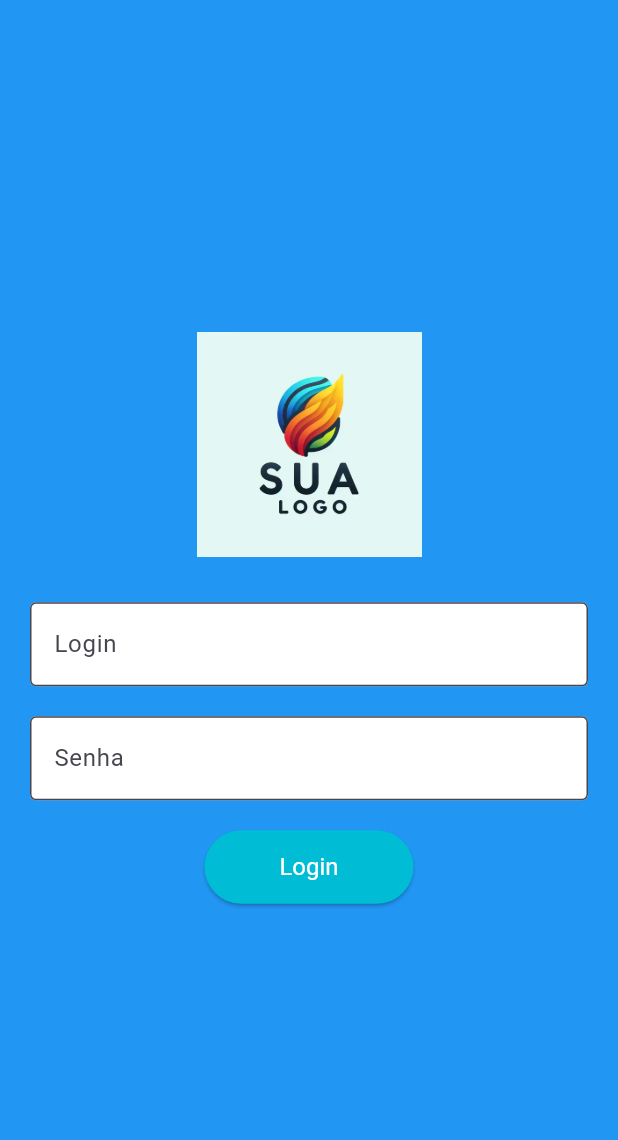
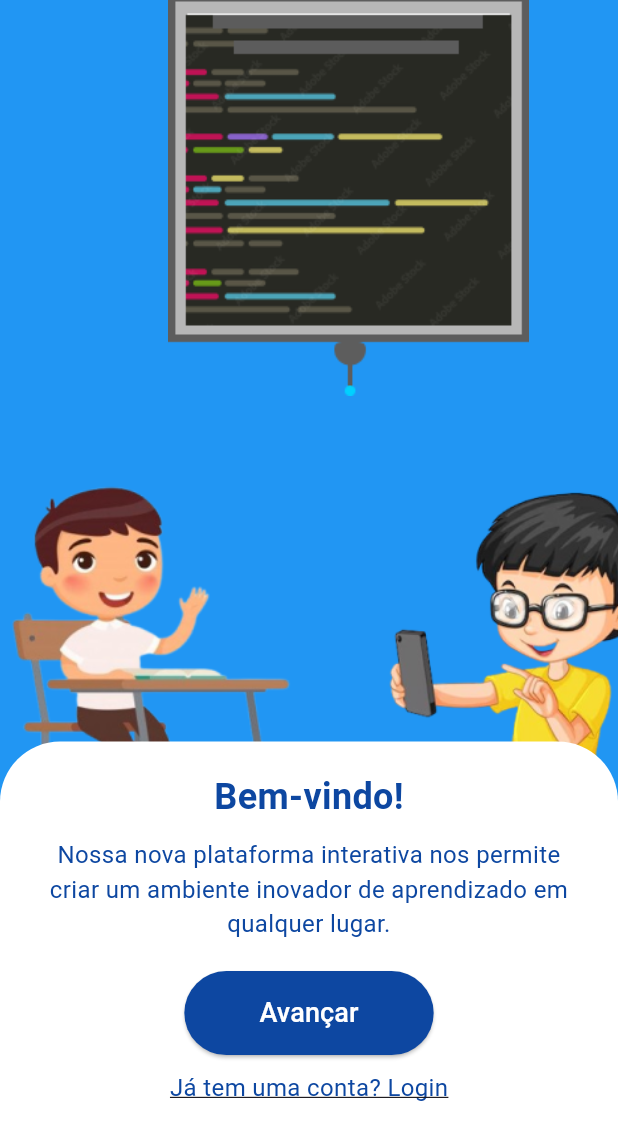
Before and after one commit to marandu-solutions/pyml_deploy, a Flutter app: the screen it shows after launch, on a phone screen of 412 x 824 dp. Shown: the top 1140 px of the screen. Run offline on Flutter 3.47's test engine with Material 3 defaults, Android fonts, the phone set to English and light mode, and no system bars.

Commit message:
refactor:alteraçao nas telas de login e cadastro

```diff
--- a/lib/LoginPage/login_page.dart
+++ /dev/null
@@ -1,63 +0,0 @@
-import 'package:flutter/material.dart';
-
-class LoginPage extends StatelessWidget {
-  @override
-  Widget build(BuildContext context) {
-    return Scaffold(
-      body: Container(
-        color: Colors.blue, // Cor de fundo azul
-        child: Center(
-          child: Padding(
-            padding: const EdgeInsets.all(20.0),
-            child: Column(
-              mainAxisAlignment: MainAxisAlignment.center,
-              children: [
-                // Logo no topo
-                Image.asset(
-                  'assets/img.png', // Certifique-se de ter uma imagem chamada 'img.png' na pasta 'assets'
-                  width: 150,
-                  height: 150,
-                ),
-                SizedBox(height: 30),
-                // Campo de login
-                TextField(
-                  decoration: InputDecoration(
-                    labelText: 'Login',
-                    filled: true,
-                    fillColor: Colors.white,
-                    border: OutlineInputBorder(),
-                  ),
-                ),
-                SizedBox(height: 20),
-                // Campo de senha
-                TextField(
-                  obscureText: true,
-                  decoration: InputDecoration(
-                    labelText: 'Senha',
-                    filled: true,
-                    fillColor: Colors.white,
-                    border: OutlineInputBorder(),
-                  ),
-                ),
-                SizedBox(height: 20),
-                // Botão de login
-                ElevatedButton(
-                  onPressed: () {
-                    // Adicione a lógica de login aqui
-                  },
-                  child: Text('Login'),
-                  style: ElevatedButton.styleFrom(
-                    backgroundColor: Colors.cyan, // Cor de fundo do botão
-                    foregroundColor: Colors.white, // Cor do texto do botão
-                    padding: EdgeInsets.symmetric(horizontal: 50, vertical: 15),
-                    textStyle: TextStyle(fontSize: 16),
-                  ),
-                ),
-              ],
-            ),
-          ),
-        ),
-      ),
-    );
-  }
-}
--- /dev/null
+++ b/lib/Pages/Initial Page/initial_page.dart
@@ -0,0 +1,130 @@
+import 'package:flutter/material.dart';
+
+class InitialPage extends StatelessWidget {
+  @override
+  Widget build(BuildContext context) {
+    return Scaffold(
+      backgroundColor: Colors.blue, // Cor de fundo azul
+      body: Stack(
+        children: [
+          // Boneco 1 centralizado à esquerda e maior
+          Positioned(
+            top: MediaQuery.of(context).size.height * 0.35,
+            left: 0 - 50,
+            child: Image.asset(
+              'assets/boneco1.png', // Caminho da primeira imagem do boneco
+              width: 300,
+              height: 300,
+            ),
+          ),
+
+          // Boneco 2 centralizado à direita e maior
+          Positioned(
+            top: MediaQuery.of(context).size.height * 0.35,
+            right: 0 - 50,
+            child: Image.asset(
+              'assets/boneco2.png', // Caminho da segunda imagem do boneco
+              width: 300,
+              height: 300,
+            ),
+          ),
+
+          // Quadro no topo e centralizado
+          Positioned(
+            top: 0 - 20,
+            left: MediaQuery.of(context).size.width * 0.20,
+            child: Image.asset(
+              'assets/Quadro.png', // Caminho da imagem do quadro
+              width: 300,
+              height: 300,
+            ),
+          ),
+
+          // Janela com bordas arredondadas contendo o conteúdo
+          Align(
+            alignment: Alignment.bottomCenter,
+            child: Container(
+              width: double.infinity,
+              height: MediaQuery.of(context).size.height * 0.4,
+              decoration: BoxDecoration(
+                color: Colors.white,
+                borderRadius: BorderRadius.only(
+                  topLeft: Radius.circular(40),
+                  topRight: Radius.circular(40),
+                ),
+              ),
+              child: Padding(
+                padding: const EdgeInsets.all(20.0),
+                child: Column(
+                  mainAxisSize: MainAxisSize.min,
+                  children: <Widget>[
+                    // Texto de boas-vindas
+                    Text(
+                      "Bem-vindo!",
+                      style: TextStyle(
+                        fontSize: 24,
+                        fontWeight: FontWeight.bold,
+                        color: Colors.blue[900],
+                      ),
+                    ),
+                    SizedBox(height: 10),
+
+                    // Texto descritivo
+                    Text(
+                      "Nossa nova plataforma interativa nos permite criar um ambiente inovador de aprendizado em qualquer lugar.",
+                      textAlign: TextAlign.center,
+                      style: TextStyle(
+                        fontSize: 16,
+                        color: Colors.blue[900],
+                      ),
+                    ),
+
+                    SizedBox(height: 20),
+
+                    // Botão "Avançar"
+                    ElevatedButton(
+                      onPressed: () {
+                        Navigator.pushNamed(context, '/cadastro');
+                      },
+                      style: ElevatedButton.styleFrom(
+                        backgroundColor: Colors.blue[900],
+                        padding: EdgeInsets.symmetric(horizontal: 50, vertical: 15),
+                        shape: RoundedRectangleBorder(
+                          borderRadius: BorderRadius.circular(30),
+                        ),
+                      ),
+                      child: Text(
+                        "Avançar",
+                        style: TextStyle(
+                          fontSize: 18,
+                          color: Colors.white,
+                        ),
+                      ),
+                    ),
+
+                    SizedBox(height: 10),
+
+                    // Link de login
+                    GestureDetector(
+                      onTap: () {
+                        Navigator.pushNamed(context, '/login');
+                      },
+                      child: Text(
+                        "Já tem uma conta? Login",
+                        style: TextStyle(
+                          fontSize: 16,
+                          color: Colors.blue[900],
+                          decoration: TextDecoration.underline,
+                        ),
+                      ),
+                    ),
+                  ],
+                ),
+              ),
+            ),
+          ),
+        ],
+      ),
+    );
+  }
+}
--- a/lib/main.dart
+++ b/lib/main.dart
@@ -1,5 +1,8 @@
 import 'package:flutter/material.dart';
-import 'package:pyml/LoginPage/login_page.dart';
+import 'package:pyml/Pages/Initial%20Page/initial_page.dart';
+import 'package:pyml/Pages/Register_page/register_page.dart';
+
+import 'Pages/LoginPage/login_page.dart';
 
 void main() {
   runApp(MyApp());
@@ -13,7 +16,12 @@
       theme: ThemeData(
         primarySwatch: Colors.blue,
       ),
-      home: LoginPage(),
+      initialRoute: '/',
+      routes: {
+        '/': (context) => InitialPage(),  // Rota para a tela inicial
+        '/login': (context) => LoginPage(), // Rota para a tela de login
+        '/cadastro': (context) => RegisterPage(), // Rota para a tela de cadastro
+      },
     );
   }
 }
```
Also changed, not shown: lib/Pages/LoginPage/login_page.dart (added, +162 -0 lines), lib/Pages/Register_page/register_page.dart (added, +89 -0 lines), pubspec.yaml (+15 -1 lines), assets/LOGO.png (added), assets/Onda.png (added), assets/Quadro.png (added), assets/boneco1.png (added), assets/boneco2.png (added), assets/google.png (added), assets/img.png (deleted), assets/img1.png (added), assets/ruah1.png (added), assets/whatsimg.jpeg (added), assets/zap.img.jpeg (added), 1 other file.
